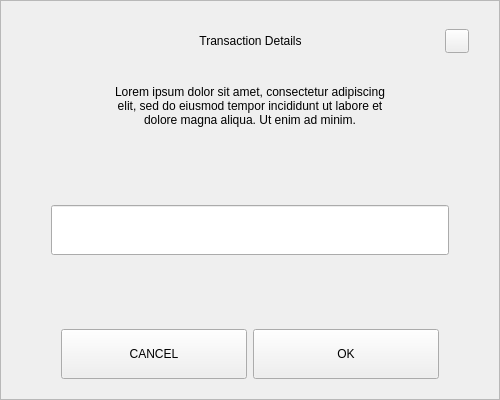
The window that src/qt/yep/forms/sendchangeaddressdialog.ui (YEPCOIN/YEPCOIN) describes before a commit, drawn with Qt 5.
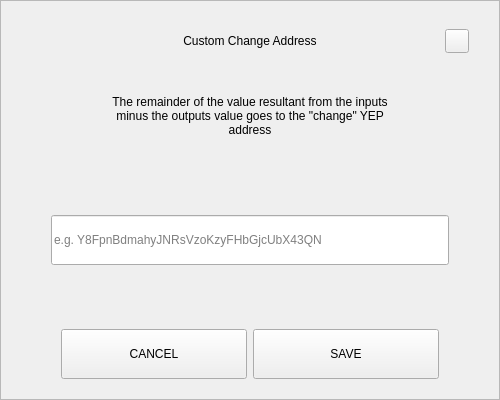
The same window after the commit.

The edit to the form file:
```diff
--- a/src/qt/yep/forms/sendchangeaddressdialog.ui
+++ b/src/qt/yep/forms/sendchangeaddressdialog.ui
@@ -92,7 +92,7 @@
            <string notr="true">padding-left:24px;</string>
           </property>
           <property name="text">
-           <string>Transaction Details</string>
+           <string>Custom Change Address</string>
           </property>
           <property name="alignment">
            <set>Qt::AlignCenter</set>
@@ -160,11 +160,11 @@
         <property name="minimumSize">
          <size>
           <width>0</width>
-          <height>50</height>
+          <height>70</height>
          </size>
         </property>
         <property name="text">
-         <string>Lorem ipsum dolor sit amet, consectetur adipiscing elit, sed do eiusmod tempor incididunt ut labore et dolore magna aliqua. Ut enim ad minim.</string>
+         <string>The remainder of the value resultant from the inputs minus the outputs value goes to the &quot;change&quot; YEP address</string>
         </property>
         <property name="alignment">
          <set>Qt::AlignCenter</set>
@@ -206,6 +206,9 @@
             <height>50</height>
            </size>
           </property>
+          <property name="placeholderText">
+           <string notr="true">e.g. Y8FpnBdmahyJNRsVzoKzyFHbGjcUbX43QN</string>
+          </property>
          </widget>
         </item>
        </layout>
@@ -262,7 +265,7 @@
            <enum>Qt::NoFocus</enum>
           </property>
           <property name="text">
-           <string>OK</string>
+           <string>SAVE</string>
           </property>
          </widget>
         </item>
```
